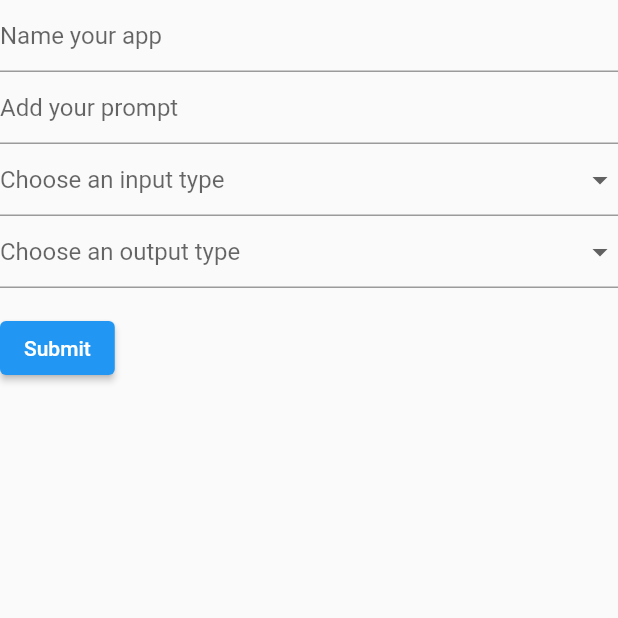
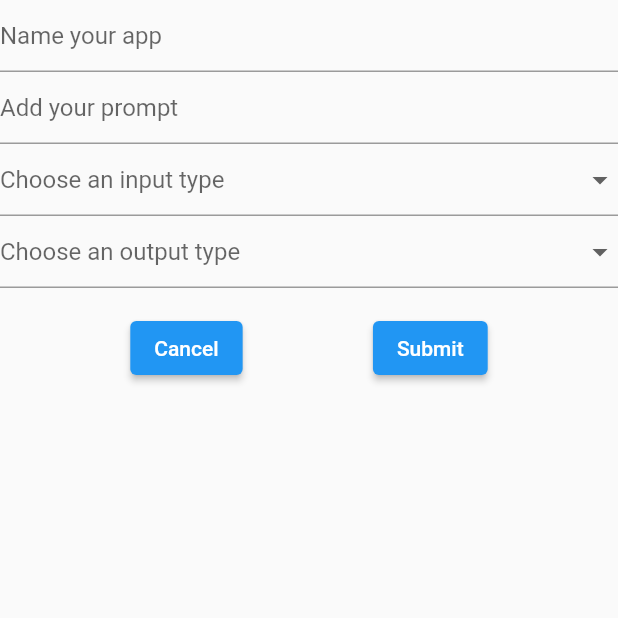
Before and after one commit to Kitenite/ai_flow_flutter, a Flutter app: the CreateScreen screen opened directly, on a phone screen of 412 x 824 dp, the top half of it. Run offline on Flutter 3.47's test engine with Material 2 defaults, Android fonts, the phone set to English and light mode, and no system bars; our stand-ins replace camera, video_player.

Commit message:
Creation form UI

```diff
--- a/lib/create_screen/create_screen.dart
+++ b/lib/create_screen/create_screen.dart
@@ -142,6 +142,19 @@ class CreateAppletFormState extends State<CreateAppletForm> {
               );
             }).toList(),
           ),
+          Row(
+            children: [
+              Spacer(),
+              Padding(
+                padding: const EdgeInsets.symmetric(vertical: 16.0),
+                child: ElevatedButton(
+                  onPressed: () {
+                    Navigator.pop(context);
+                  },
+                  child: const Text('Cancel'),
+                ),
+              ),
+              Spacer(),
               Padding(
                 padding: const EdgeInsets.symmetric(vertical: 16.0),
                 child: ElevatedButton(
@@ -157,6 +170,9 @@ class CreateAppletFormState extends State<CreateAppletForm> {
                   child: const Text('Submit'),
                 ),
               ),
+              Spacer(),
+            ],
+          )
         ],
       ),
     );
```
Lines whose indentation alone changed are shown as unchanged.
